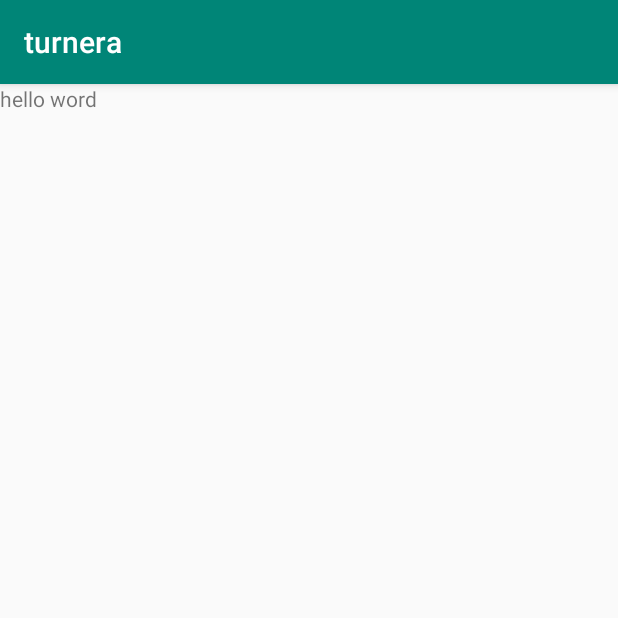
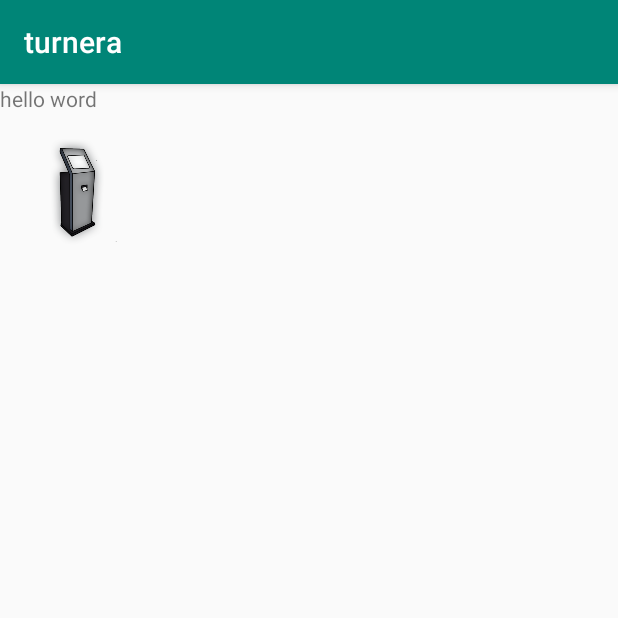
Before and after one commit to anderdavid/TurneraMVVM, an Android app: the screen it shows after launch (LoginActivity), on a phone screen of 412 x 824 dp, the top half of it. Run offline under Robolectric (Android 15) with nearby library versions, the phone set to English and light mode, and no system bars.

Commit message:
Se hacen pruebas con icono turnera

```diff
--- a/app/src/main/AndroidManifest.xml
+++ b/app/src/main/AndroidManifest.xml
@@ -11,9 +11,7 @@
             android:roundIcon="@mipmap/ic_launcher_round"
             android:supportsRtl="true"
             android:theme="@style/AppTheme">
-        <meta-data
-                android:name="com.google.android.actions"
-                android:resource="@xml/edit_text_round_background"/>
+
 
         <activity android:name=".LoginActivity">
             <intent-filter>
--- a/app/src/main/res/layout/activity_login.xml
+++ b/app/src/main/res/layout/activity_login.xml
@@ -8,10 +8,20 @@
         tools:context=".LoginActivity">
 
     <TextView
+            android:id="@+id/title"
             android:layout_width="match_parent"
             android:layout_height="wrap_content"
             app:layout_constraintTop_toTopOf="parent"
             android:text="hello word"
+
+    />
+    <ImageView
+            android:layout_width="wrap_content"
+            android:layout_height="wrap_content"
+            android:src="@mipmap/ic_turnera"
+            app:layout_constraintTop_toBottomOf="@+id/title"
+            app:layout_constraintStart_toStartOf="parent"
+
     />
 
 </androidx.constraintlayout.widget.ConstraintLayout>
```
